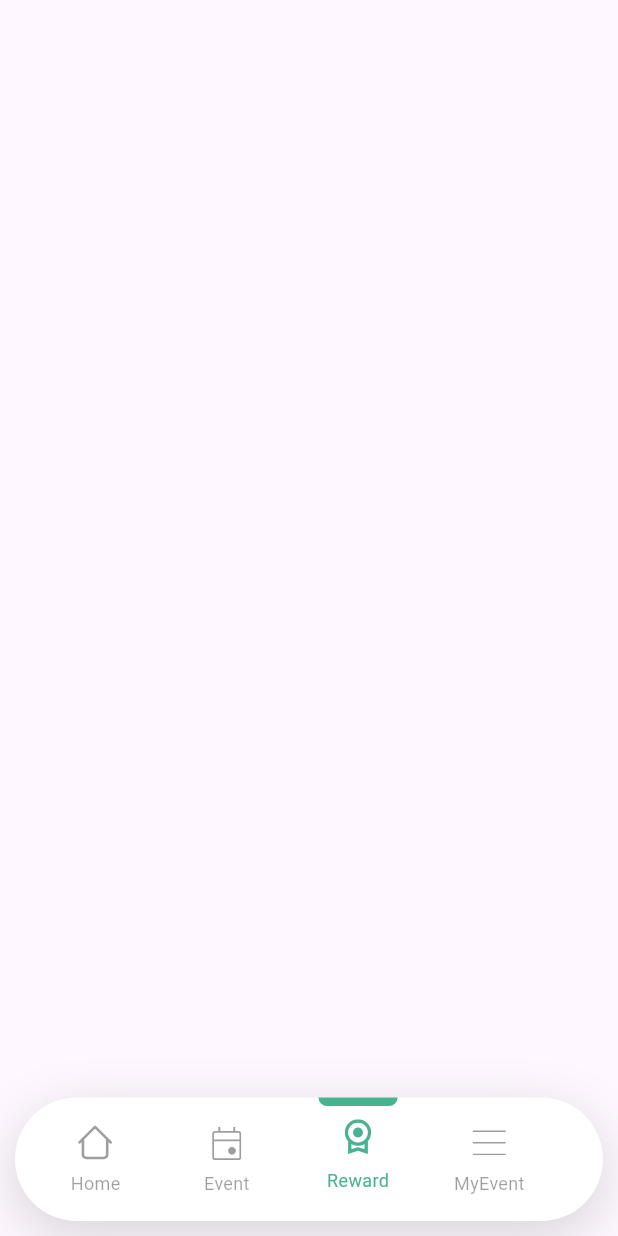
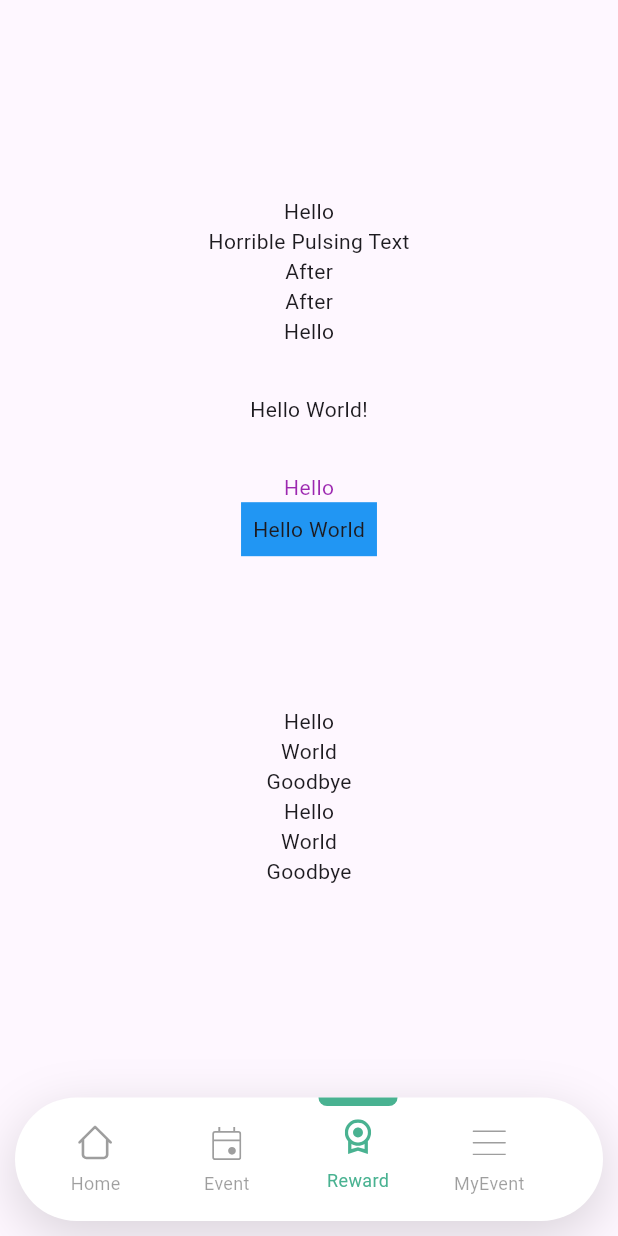
Before and after one commit to ashrafaliqhtan/Green-app, a Flutter app: the screen it shows after launch, after a tap on "Event", after a tap on "Reward", on a phone screen of 412 x 824 dp. Run offline on Flutter 3.47's test engine with Material 3 defaults, Android fonts, the phone set to English and light mode, and no system bars; drawn by our look-alikes of flutter_animate; our stand-ins replace bloc, carousel_slider, flutter_bloc, flutter_dotenv, flutter_otp_text_field, flutter_svg and 3 more; accounts and stored records are empty.

Commit message:
Feature: Done With two pages event and history event

```diff
--- /dev/null
+++ b/devtools_options.yaml
@@ -0,0 +1 @@
+extensions:
--- a/lib/main.dart
+++ b/lib/main.dart
@@ -2,7 +2,7 @@ import 'package:flutter/material.dart';
 import 'package:flutter_bloc/flutter_bloc.dart';
 import 'package:green_saudi_app/views/bottom_nav_bar/cubit/nav_bar_cubit.dart';
 import 'package:green_saudi_app/views/bottom_nav_bar/view/bottom_nav_bar.dart';
-import 'package:green_saudi_app/views/home_view.dart';
+
 
 void main() {
   runApp(const MainApp());
--- a/lib/views/bottom_nav_bar/cubit/nav_bar_cubit.dart
+++ b/lib/views/bottom_nav_bar/cubit/nav_bar_cubit.dart
@@ -11,7 +11,7 @@ part 'nav_bar_state.dart';
 class NavBarCubit extends Cubit<NavBarState> {
   List<Widget> pages = <Widget>[
     const HomeView(),
-    const EventView(),
+     EventView(),
     const RewardView(),
     const HistoryEventView(),
   ];
--- a/lib/views/event_view.dart
+++ b/lib/views/event_view.dart
@@ -1,69 +1,136 @@
 import 'package:flutter/cupertino.dart';
 import 'package:flutter/material.dart';
-import 'package:flutter_animate/flutter_animate.dart';
+import 'package:flutter/widgets.dart';
+import 'package:flutter_svg/flutter_svg.dart';
+import 'package:green_saudi_app/extensions/screen_handler.dart';
+import 'package:green_saudi_app/utils/colors.dart';
 import 'package:green_saudi_app/utils/spacing.dart';
+import 'package:green_saudi_app/widgets/event_widget.dart';
+import 'package:green_saudi_app/widgets/regions_widget.dart';
 
 class EventView extends StatelessWidget {
-  const EventView({super.key});
-
+  EventView({super.key});
+  final TextEditingController controller = TextEditingController();
+  final List<String> regionsList = [
+    'الرياض',
+    'مكة المكرمة',
+    'حائل',
+    'الباحة',
+    'جازان',
+    'نجران',
+    'الشرقية',
+    'الجوف',
+    'الحدود الشمالية',
+    'عسير',
+    'تبوك',
+    'المدينة المنورة',
+    'القصيم',
+  ];
   @override
   Widget build(BuildContext context) {
     return Scaffold(
-      body: Center(
-          child: Column(
-        mainAxisAlignment: MainAxisAlignment.center,
+      backgroundColor: white,
+      appBar: AppBar(
+        backgroundColor: white,
+        leading: IconButton(
+          onPressed: () {
+            Scaffold.of(context).openDrawer();
+          },
+          icon: const Icon(Icons.menu),
+        ),
+        title: Text(
+          "الاحداث القادمة",
+          style: TextStyle(
+              color: green, fontSize: 25, fontWeight: FontWeight.bold),
+        ),
+        centerTitle: true,
+        actions: [
+          IconButton(
+            onPressed: () {},
+            icon: Image.asset('assets/images/logo.jpg'),
+          ),
+        ],
+      ),
+      body: Column(
         children: [
-          Text("Hello")
-              .animate()
-              .fadeIn(duration: 600.ms)
-              .callback(duration: 300.ms, callback: (_) => print('halfway')),
-          Text("Horrible Pulsing Text")
-              .animate(onPlay: (controller) => controller.repeat(reverse: true))
-              .fadeOut(curve: Curves.easeInOut),
-          Text("Before")
-              .animate()
-              .swap(duration: 900.ms, builder: (_, __) => Text("After")),
-          Animate().toggle(
-            duration: 2.seconds,
-            builder: (_, value, __) => Text(value ? "Before" : "After"),
+          height10,
+          Padding(
+            padding: const EdgeInsets.all(16.0),
+            child: Row(
+              children: [
+                Container(
+                  width: 68,
+                  height: 58,
+                  decoration: BoxDecoration(
+                      color: pureWhite,
+                      borderRadius: BorderRadius.circular(20)),
+                  child: Center(
+                    child: SvgPicture.asset(
+                      'assets/icons/search.svg',
+                    ),
+                  ),
+                ),
+                width16,
+                Expanded(
+                  child: TextField(
+                    controller: controller,
+                    textDirection: TextDirection.rtl,
+                    decoration: InputDecoration(
+                      fillColor: pureWhite,
+                      filled: true,
+                      hintText: "أكتشف أهم الأحداث",
+                      hintTextDirection: TextDirection.rtl,
+                      suffixIcon: Padding(
+                        padding: const EdgeInsets.all(16.0),
+                        child: SvgPicture.asset(
+                          'assets/icons/Group172.svg',
+                        ),
+                      ),
+                      contentPadding: const EdgeInsets.symmetric(
+                          vertical: 12, horizontal: 30),
+                      suffixIconConstraints:
+                          const BoxConstraints(maxHeight: 54, maxWidth: 54),
+                      border: OutlineInputBorder(
+                        borderRadius: BorderRadius.circular(20),
+                        borderSide: BorderSide(color: green),
+                      ),
+                      focusedBorder: OutlineInputBorder(
+                        borderRadius: BorderRadius.circular(20),
+                        borderSide: BorderSide(color: green),
+                      ),
+                    ),
+                  ),
+                ),
+              ],
+            ),
           ),
-          Text("Hello").animate().fade(duration: 500.ms).scale(delay: 500.ms),
-           height32,
-          Text("Hello World!")
-              .animate()
-              .fadeIn() // uses `Animate.defaultDuration`
-              .scale() // inherits duration from fadeIn
-              .move(
-                  delay: 300.ms,
-                  duration: 600.ms) // runs after the above w/new duration
-              , // inherits the delay & duration from move
-              height32,
-          Text('Hello').animate().tint(color: Colors.purple),
-          Text("Hello World").animate().custom(
-              duration: 1000.ms,
-              builder: (context, value, child) => Container(
-                    color: Color.lerp(Colors.red, Colors.blue, value),
-                    padding: EdgeInsets.all(8),
-                    child: child, // child is the Text widget being animated
-                  )),
-          height100,
-          // an opacity of 1 is "neutral"
-
-          Column(
-              children: AnimateList(
-            interval: 400.ms,
-            effects: [FadeEffect(duration: 300.ms)],
-            children: [Text("Hello"), Text("World"), Text("Goodbye")],
-          )),
-
-// or shorthand:
-          Column(
-            children: [Text("Hello"), Text("World"), Text("Goodbye")]
-                .animate(interval: 400.ms)
-                .fade(duration: 300.ms),
-          )
+          SizedBox(
+            width: context.getWidth(),
+            height: context.getHeight() * .044,
+            child: ListView.builder(
+                itemCount: 13,
+                shrinkWrap: true,
+                scrollDirection: Axis.horizontal,
+                itemBuilder: (context, index) {
+                  return RegionsWidget(
+                    text: regionsList[index],
+                  );
+                }),
+          ),
+          height32,
+          Expanded(
+            child: Padding(
+              padding: const EdgeInsets.symmetric(horizontal: 16),
+              child: ListView.builder(
+                  itemCount: 4,
+                  shrinkWrap: true,
+                  itemBuilder: (context, index) {
+                    return EventWidget();
+                  }),
+            ),
+          ),
         ],
-      )),
+      ),
     );
   }
 }
--- a/lib/views/home_view.dart
+++ b/lib/views/home_view.dart
@@ -1,4 +1,3 @@
-import 'package:flutter/cupertino.dart';
 import 'package:flutter/material.dart';
 import 'package:green_saudi_app/extensions/screen_handler.dart';
 import 'package:green_saudi_app/utils/colors.dart';
@@ -85,7 +84,7 @@ class HomeView extends StatelessWidget {
               SliderWidget(),
               height20,
               Container(
-                decoration: BoxDecoration(
+                decoration: const BoxDecoration(
                   image: DecorationImage(
                     image: AssetImage('assets/images/about-sgi-bg-web.jpg'),
                     fit: BoxFit.cover,
--- a/lib/views/reward_view.dart
+++ b/lib/views/reward_view.dart
@@ -1,11 +1,69 @@
 import 'package:flutter/cupertino.dart';
 import 'package:flutter/material.dart';
+import 'package:flutter_animate/flutter_animate.dart';
+import 'package:green_saudi_app/utils/spacing.dart';
 
 class RewardView extends StatelessWidget {
   const RewardView({super.key});
 
   @override
   Widget build(BuildContext context) {
-    return const Scaffold();
+    return  Scaffold(
+      body: Center(
+          child: Column(
+        mainAxisAlignment: MainAxisAlignment.center,
+        children: [
+          Text("Hello")
+              .animate()
+              .fadeIn(duration: 600.ms)
+              .callback(duration: 300.ms, callback: (_) => print('halfway')),
+          Text("Horrible Pulsing Text")
+              .animate(onPlay: (controller) => controller.repeat(reverse: true))
+              .fadeOut(curve: Curves.easeInOut),
+          Text("Before")
+              .animate()
+              .swap(duration: 900.ms, builder: (_, __) => Text("After")),
+          Animate().toggle(
+            duration: 2.seconds,
+            builder: (_, value, __) => Text(value ? "Before" : "After"),
+          ),
+          Text("Hello").animate().fade(duration: 500.ms).scale(delay: 500.ms),
+          height32,
+          Text("Hello World!")
+              .animate()
+              .fadeIn() // uses `Animate.defaultDuration`
+              .scale() // inherits duration from fadeIn
+              .move(
+                  delay: 300.ms,
+                  duration: 600.ms) // runs after the above w/new duration
+          , // inherits the delay & duration from move
+          height32,
+          Text('Hello').animate().tint(color: Colors.purple),
+          Text("Hello World").animate().custom(
+              duration: 1000.ms,
+              builder: (context, value, child) => Container(
+                    color: Color.lerp(Colors.red, Colors.blue, value),
+                    padding: EdgeInsets.all(8),
+                    child: child, // child is the Text widget being animated
+                  )),
+          height100,
+          // an opacity of 1 is "neutral"
+
+          Column(
+              children: AnimateList(
+            interval: 400.ms,
+            effects: [FadeEffect(duration: 300.ms)],
+            children: [Text("Hello"), Text("World"), Text("Goodbye")],
+          )),
+
+// or shorthand:
+          Column(
+            children: [Text("Hello"), Text("World"), Text("Goodbye")]
+                .animate(interval: 400.ms)
+                .fade(duration: 300.ms),
+          )
+        ],
+      )),
+    );
   }
 }
--- a/lib/widgets/custom.dart
+++ /dev/null
@@ -1,10 +0,0 @@
-import 'package:flutter/material.dart';
-
-class MyWidget extends StatelessWidget {
-  const MyWidget({super.key});
-
-  @override
-  Widget build(BuildContext context) {
-    return const Placeholder();
-  }
-}
--- /dev/null
+++ b/lib/widgets/event_widget.dart
@@ -0,0 +1,74 @@
+import 'package:flutter/cupertino.dart';
+import 'package:flutter/material.dart';
+import 'package:green_saudi_app/extensions/screen_handler.dart';
+import 'package:green_saudi_app/utils/colors.dart';
+
+class EventWidget extends StatelessWidget {
+  const EventWidget({super.key});
+
+  @override
+  Widget build(BuildContext context) {
+    return InkWell(
+      onTap: (){},
+      child: Container(
+        width: context.getWidth(),
+        height: context.getHeight() * .155,
+        margin: EdgeInsets.only(bottom: 50, top: 20),
+        decoration:
+            BoxDecoration(color: green, borderRadius: BorderRadius.circular(40)),
+        child: Stack(
+          clipBehavior: Clip.none,
+          children: [
+            Positioned(
+              top: -20,
+              right: 60,
+              child: Container(
+                width: context.getWidth() * .640,
+                height: context.getHeight() * .058,
+                decoration: BoxDecoration(
+                    image: DecorationImage(
+                      image: AssetImage('assets/images/Rectangle 104.jpg'),
+                      fit: BoxFit.fitWidth,
+                    ),
+                    color: pureWhite,
+                    borderRadius: BorderRadius.circular(40)),
+              ),
+            ),
+            Positioned(
+              bottom: -10,
+              right: 100,
+              left: 100,
+              child: Container(
+                width: context.getWidth() * .490,
+                height: context.getHeight() * .048,
+                decoration: BoxDecoration(
+                    color: pureWhite, borderRadius: BorderRadius.circular(40)),
+                child: Center(
+                    child: Text(
+                  "الرياض",
+                  style: TextStyle(
+                    color: green,
+                    fontSize: 25,
+                  ),
+                )),
+              ),
+            ),
+            Positioned(
+              bottom: 50,
+              right: 50,
+              left: 50,
+              child: Center(
+                  child: Text(
+                "تحويل إدارة النفايات",
+                style: TextStyle(
+                  color: pureWhite,
+                  fontSize: 30,
+                ),
+              )),
+            ),
+          ],
+        ),
+      ),
+    );
+  }
+}
--- /dev/null
+++ b/lib/widgets/regions_widget.dart
@@ -0,0 +1,24 @@
+import 'package:flutter/cupertino.dart';
+import 'package:green_saudi_app/utils/colors.dart';
+
+class RegionsWidget extends StatelessWidget {
+  RegionsWidget({super.key, required this.text});
+  final String text;
+
+  @override
+  Widget build(BuildContext context) {
+    return Container(
+      width: 95,
+      height: 35,
+      margin: EdgeInsets.symmetric(horizontal: 8),
+      decoration:
+          BoxDecoration(color: green, borderRadius: BorderRadius.circular(8)),
+      child: Center(
+        child: Text(
+          text,
+          style: TextStyle(color: pureWhite),
+        ),
+      ),
+    );
+  }
+}
```
Also changed, not shown: assets/icons/Group172.svg (added), assets/icons/search.svg (added), assets/icons/search1.svg (added), assets/images/Rectangle 104.jpg (added).
